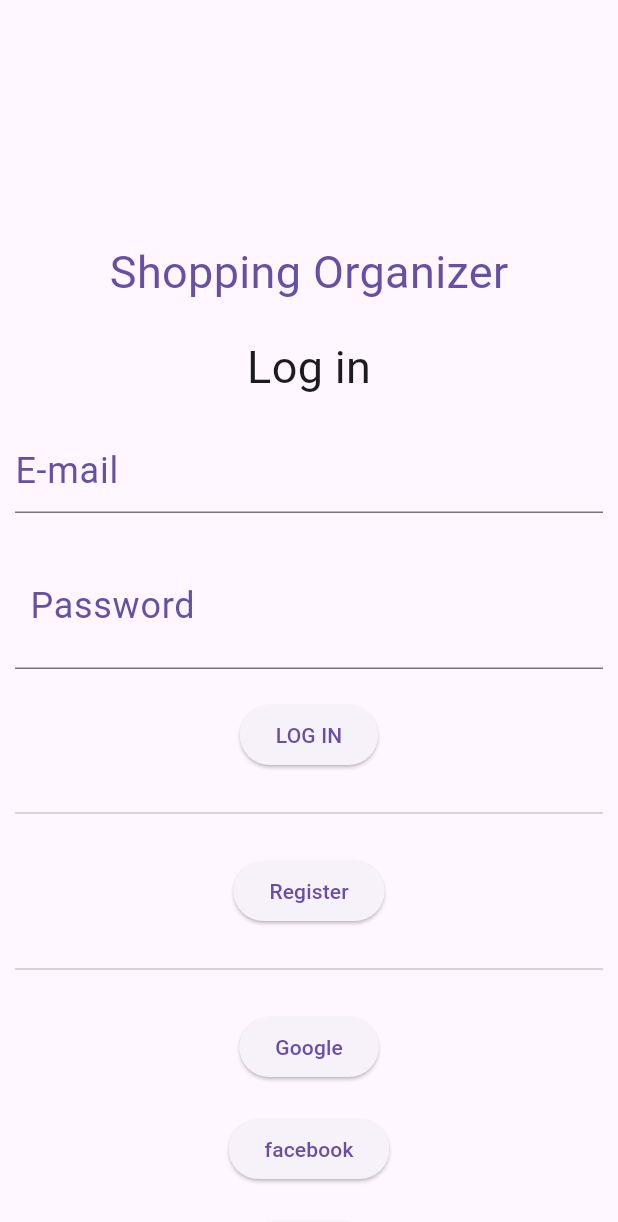
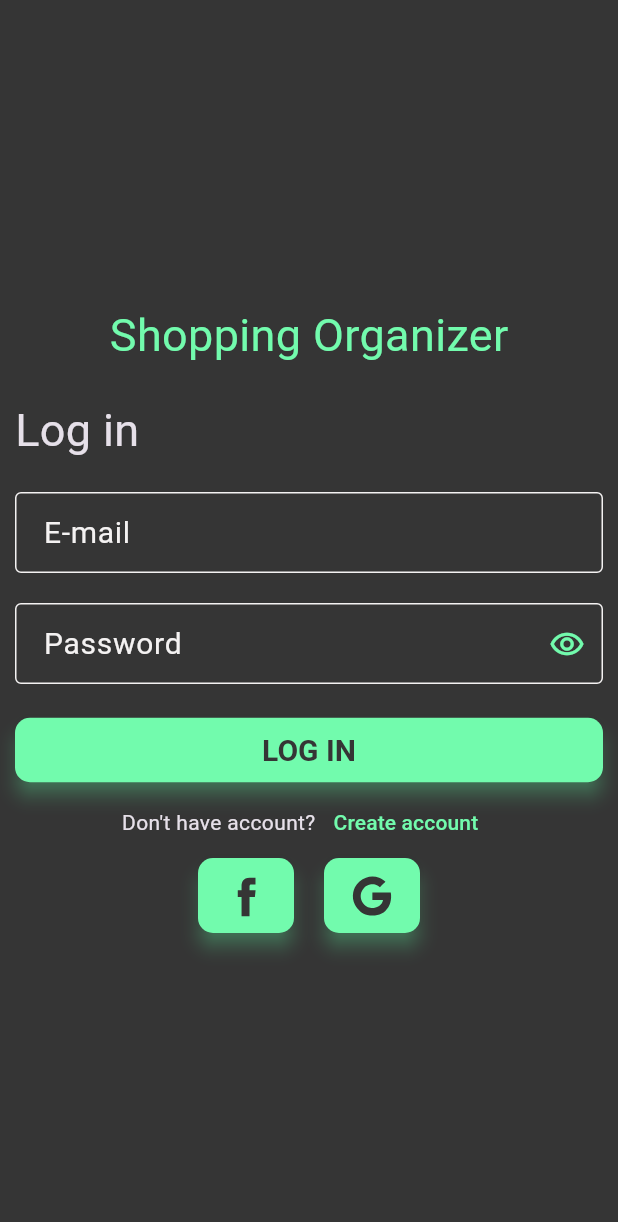
Before and after one commit to Dawid-Dlugosz/shopping_organizer, a Flutter app: the screen it shows after launch, on a phone screen of 412 x 824 dp. Shown: the top 1222 px of the screen. Run offline on Flutter 3.47's test engine with Material 3 defaults, Android fonts, the phone set to English and light mode, and no system bars; our stand-ins replace bloc, cloud_firestore, firebase_auth, firebase_core, firebase_messaging, firebase_storage and 9 more; accounts and stored records are empty; generated files the repository leaves out were written again.

Commit message:
new login UI

```diff
--- /dev/null
+++ b/lib/core/color_extension.dart
@@ -0,0 +1,28 @@
+import 'package:flutter/material.dart';
+
+class ColorExtension extends ThemeExtension<ColorExtension> {
+  ColorExtension({
+    required this.mainDark,
+    required this.textColor,
+    required this.accentColor,
+    required this.errorColor,
+  });
+
+  final Color mainDark;
+  final Color textColor;
+  final Color accentColor;
+  final Color errorColor;
+
+  @override
+  ThemeExtension<ColorExtension> copyWith() {
+    // TODO: implement copyWith
+    throw UnimplementedError();
+  }
+
+  @override
+  ThemeExtension<ColorExtension> lerp(
+      covariant ThemeExtension<ColorExtension>? other, double t) {
+    // TODO: implement lerp
+    throw UnimplementedError();
+  }
+}
--- /dev/null
+++ b/lib/core/custom_images.dart
@@ -0,0 +1,6 @@
+class CustomImages {
+  static String baseIconPath = 'assets/icons', baseImagePath = 'assets/images';
+
+  static String facebookIcon = '$baseIconPath/facebook_icon.svg',
+      googleIcon = '$baseIconPath/google_icon.svg';
+}
--- /dev/null
+++ b/lib/core/custom_theme.dart
@@ -0,0 +1,83 @@
+import 'package:flutter/material.dart';
+import 'package:shopping_organizer/core/color_extension.dart';
+
+class CustomTheme {
+  static final colorExtension = ColorExtension(
+    mainDark: const Color.fromARGB(255, 53, 53, 53),
+    textColor: const Color.fromARGB(255, 244, 242, 242),
+    accentColor: const Color.fromARGB(255, 114, 251, 173),
+    errorColor: const Color.fromARGB(255, 255, 84, 84),
+  );
+
+  static ThemeData themeData = ThemeData.dark().copyWith(
+    scaffoldBackgroundColor: colorExtension.mainDark,
+    extensions: [
+      colorExtension,
+    ],
+    inputDecorationTheme: InputDecorationTheme(
+      focusedErrorBorder: OutlineInputBorder(
+        borderSide: BorderSide(
+          color: colorExtension.errorColor,
+        ),
+      ),
+      focusedBorder: OutlineInputBorder(
+        borderSide: BorderSide(
+          color: colorExtension.accentColor,
+        ),
+      ),
+      errorBorder: OutlineInputBorder(
+        borderSide: BorderSide(
+          color: colorExtension.errorColor,
+        ),
+      ),
+      enabledBorder: OutlineInputBorder(
+        borderSide: BorderSide(
+          color: colorExtension.textColor,
+        ),
+      ),
+      floatingLabelStyle: TextStyle(
+        color: colorExtension.accentColor,
+      ),
+      contentPadding: const EdgeInsets.all(15),
+      labelStyle: TextStyle(
+        color: colorExtension.textColor,
+        fontSize: 20,
+      ),
+      errorStyle: TextStyle(
+        color: colorExtension.errorColor,
+      ),
+      fillColor: colorExtension.accentColor,
+    ),
+    iconButtonTheme: IconButtonThemeData(
+      style: ButtonStyle(
+        iconColor: WidgetStatePropertyAll(colorExtension.accentColor),
+      ),
+    ),
+    elevatedButtonTheme: ElevatedButtonThemeData(
+      style: ButtonStyle(
+        shape: WidgetStatePropertyAll(
+          RoundedRectangleBorder(borderRadius: BorderRadius.circular(10)),
+        ),
+        padding: const WidgetStatePropertyAll(
+          EdgeInsets.all(10),
+        ),
+        backgroundColor: WidgetStatePropertyAll(colorExtension.accentColor),
+        foregroundColor: WidgetStatePropertyAll(colorExtension.mainDark),
+        shadowColor: WidgetStatePropertyAll(colorExtension.accentColor),
+        elevation: const WidgetStatePropertyAll(5.0),
+        textStyle: WidgetStatePropertyAll(
+          TextStyle(
+            color: colorExtension.mainDark,
+            fontSize: 20,
+            fontWeight: FontWeight.w600,
+          ),
+        ),
+      ),
+    ),
+    textButtonTheme: TextButtonThemeData(
+      style: ButtonStyle(
+        foregroundColor: WidgetStatePropertyAll(colorExtension.accentColor),
+      ),
+    ),
+  );
+}
--- a/lib/features/auth/presentation/screen/login_page.dart
+++ b/lib/features/auth/presentation/screen/login_page.dart
@@ -3,15 +3,16 @@ import 'package:flutter/material.dart';
 import 'package:flutter_bloc/flutter_bloc.dart';
 import 'package:flutter_gen/gen_l10n/app_localizations.dart';
 import 'package:go_router/go_router.dart';
+import 'package:shopping_organizer/core/color_extension.dart';
 
 import 'package:shopping_organizer/core/go_router/route_names.dart';
 import 'package:shopping_organizer/features/auth/presentation/cubit/auth_cubit.dart';
 import 'package:shopping_organizer/features/auth/presentation/dialogs/auth_error_dialog.dart';
 import 'package:shopping_organizer/features/auth/presentation/utils/auth_cubit_utils.dart';
 import 'package:shopping_organizer/features/auth/presentation/widgets/custom_user_listener.dart';
-import 'package:shopping_organizer/features/auth/presentation/widgets/header.dart';
-import 'package:shopping_organizer/features/auth/presentation/widgets/login/login_content.dart';
-import 'package:shopping_organizer/features/auth/presentation/widgets/register/register_button.dart';
+import 'package:shopping_organizer/features/auth/presentation/widgets/header_text.dart';
+import 'package:shopping_organizer/features/auth/presentation/widgets/login/external_login.dart';
+import 'package:shopping_organizer/features/auth/presentation/widgets/login/login_form.dart';
 
 class LoginPage extends StatelessWidget {
   const LoginPage({super.key});
@@ -49,24 +50,37 @@ class LoginPage extends StatelessWidget {
                 padding: const EdgeInsets.all(10.0),
                 child: Column(
                   children: [
-                    const SizedBox(
-                      height: 150,
-                    ),
                     Text(
                       'Shopping Organizer',
                       style: TextStyle(
-                        color: Theme.of(context).primaryColor,
+                        color: Theme.of(context)
+                            .extension<ColorExtension>()!
+                            .accentColor,
                         fontSize: 30,
                       ),
                     ),
                     const SizedBox(height: 20),
-                    Header(title: AppLocalizations.of(context)!.logIn),
+                    HeaderText(
+                      title: AppLocalizations.of(context)!.logIn,
+                    ),
                     const SizedBox(height: 20),
-                    const LoginContent(),
-                    const SizedBox(height: 20),
-                    const Divider(),
-                    const SizedBox(height: 20),
-                    const RegisterButtons(),
+                    const LoginForm(),
+                    Row(
+                      mainAxisAlignment: MainAxisAlignment.center,
+                      children: [
+                        Text(
+                          AppLocalizations.of(context)!.notAccount,
+                        ),
+                        TextButton(
+                          onPressed: () =>
+                              context.push(RouteNames.registerScreen),
+                          child: Text(
+                            AppLocalizations.of(context)!.createAccount,
+                          ),
+                        )
+                      ],
+                    ),
+                    const ExternalLogin(),
                   ],
                 ),
               ),
--- a/lib/features/auth/presentation/screen/register_page.dart
+++ b/lib/features/auth/presentation/screen/register_page.dart
@@ -2,7 +2,8 @@ import 'package:flutter/material.dart';
 
 import 'package:flutter_gen/gen_l10n/app_localizations.dart';
 
-import 'package:shopping_organizer/features/auth/presentation/widgets/header.dart';
+import 'package:shopping_organizer/features/auth/presentation/widgets/header_text.dart';
+import 'package:shopping_organizer/features/auth/presentation/widgets/login/login_form.dart';
 import 'package:shopping_organizer/features/auth/presentation/widgets/register/register_content.dart';
 
 class RegisterPage extends StatelessWidget {
@@ -28,10 +29,7 @@ class RegisterPage extends StatelessWidget {
                 ),
               ),
               const SizedBox(height: 20),
-              Header(title: AppLocalizations.of(context)!.register),
-              const SizedBox(height: 20),
-              const Divider(),
-              const SizedBox(height: 20),
+              HeaderText(title: AppLocalizations.of(context)!.createAccount),
               const RegisterContent(),
             ],
           ),
--- a/lib/features/auth/presentation/widgets/header.dart
+++ /dev/null
@@ -1,16 +0,0 @@
-import 'package:flutter/material.dart';
-
-class Header extends StatelessWidget {
-  const Header({required this.title, super.key});
-  final String title;
-
-  @override
-  Widget build(BuildContext context) {
-    return Text(
-      title,
-      style: const TextStyle(
-        fontSize: 30,
-      ),
-    );
-  }
-}
--- /dev/null
+++ b/lib/features/auth/presentation/widgets/header_text.dart
@@ -0,0 +1,19 @@
+import 'package:flutter/material.dart';
+
+class HeaderText extends StatelessWidget {
+  const HeaderText({required this.title, super.key});
+  final String title;
+
+  @override
+  Widget build(BuildContext context) {
+    return Align(
+      alignment: Alignment.centerLeft,
+      child: Text(
+        title,
+        style: const TextStyle(
+          fontSize: 30,
+        ),
+      ),
+    );
+  }
+}
--- a/lib/features/auth/presentation/widgets/login/external_login.dart
+++ b/lib/features/auth/presentation/widgets/login/external_login.dart
@@ -1,25 +1,39 @@
 import 'package:flutter/material.dart';
+import 'package:flutter_svg/svg.dart';
+import 'package:shopping_organizer/core/color_extension.dart';
+import 'package:shopping_organizer/core/custom_images.dart';
 
 class ExternalLogin extends StatelessWidget {
   const ExternalLogin({super.key});
 
   @override
   Widget build(BuildContext context) {
-    return Column(
+    final colorFilter = ColorFilter.mode(
+      Theme.of(context).extension<ColorExtension>()!.mainDark,
+      BlendMode.srcIn,
+    );
+
+    return Row(
+      mainAxisAlignment: MainAxisAlignment.center,
       children: [
         ElevatedButton(
           onPressed: () {},
-          child: const Text('Google'),
+          child: SvgPicture.asset(
+            width: 30,
+            height: 30,
+            CustomImages.facebookIcon,
+            colorFilter: colorFilter,
+          ),
         ),
-        const SizedBox(height: 20),
+        const SizedBox(width: 20),
         ElevatedButton(
           onPressed: () {},
-          child: const Text('facebook'),
-        ),
-        const SizedBox(height: 20),
-        ElevatedButton(
-          onPressed: () {},
-          child: const Text('Apple'),
+          child: SvgPicture.asset(
+            width: 30,
+            height: 30,
+            CustomImages.googleIcon,
+            colorFilter: colorFilter,
+          ),
         ),
       ],
     );
--- a/lib/features/auth/presentation/widgets/login/login_content.dart
+++ b/lib/features/auth/presentation/widgets/login/login_form.dart
@@ -4,14 +4,14 @@ import 'package:flutter_bloc/flutter_bloc.dart';
 import 'package:flutter_gen/gen_l10n/app_localizations.dart';
 import 'package:shopping_organizer/features/auth/presentation/cubit/auth_cubit.dart';
 
-class LoginContent extends StatefulWidget {
-  const LoginContent({super.key});
+class LoginForm extends StatefulWidget {
+  const LoginForm({super.key});
 
   @override
-  State<LoginContent> createState() => _LoginContentState();
+  State<LoginForm> createState() => _LoginFormState();
 }
 
-class _LoginContentState extends State<LoginContent> {
+class _LoginFormState extends State<LoginForm> {
   late final TextEditingController _emailTextEditingController;
   late final TextEditingController _passwordTextEditingController;
   late final GlobalKey<FormState> _formKey;
@@ -55,16 +55,9 @@ class _LoginContentState extends State<LoginContent> {
               return null;
             },
             controller: _emailTextEditingController,
-            style: TextStyle(
-              color: Theme.of(context).primaryColor,
-            ),
             decoration: InputDecoration(
               label: Text(
                 AppLocalizations.of(context)!.email,
-                style: TextStyle(
-                  fontSize: 24,
-                  color: Theme.of(context).primaryColor,
-                ),
               ),
             ),
           ),
@@ -78,13 +71,9 @@ class _LoginContentState extends State<LoginContent> {
               return null;
             },
             controller: _passwordTextEditingController,
-            style: TextStyle(
-              color: Theme.of(context).primaryColor,
-            ),
             obscureText: _isObscureText,
             decoration: InputDecoration(
-              contentPadding: const EdgeInsets.all(10),
-              suffix: IconButton(
+              suffixIcon: IconButton(
                 icon: Icon(
                   _isObscureText
                       ? Icons.remove_red_eye_outlined
@@ -94,15 +83,13 @@ class _LoginContentState extends State<LoginContent> {
               ),
               label: Text(
                 AppLocalizations.of(context)!.password,
-                style: TextStyle(
-                  fontSize: 24,
-                  color: Theme.of(context).primaryColor,
-                ),
               ),
             ),
           ),
           const SizedBox(height: 20),
-          ElevatedButton(
+          SizedBox(
+            width: double.infinity,
+            child: ElevatedButton(
               onPressed: () {
                 if (_formKey.currentState!.validate()) {
                   context.read<AuthCubit>().signIn(
@@ -114,6 +101,7 @@ class _LoginContentState extends State<LoginContent> {
               child: Text(
                 AppLocalizations.of(context)!.logIn.toUpperCase(),
               ),
+            ),
           )
         ],
       ),
--- a/lib/features/auth/presentation/widgets/register/register_button.dart
+++ /dev/null
@@ -1,28 +0,0 @@
-import 'package:flutter/material.dart';
-import 'package:go_router/go_router.dart';
-import 'package:shopping_organizer/core/go_router/route_names.dart';
-
-import 'package:flutter_gen/gen_l10n/app_localizations.dart';
-import 'package:shopping_organizer/features/auth/presentation/widgets/login/external_login.dart';
-
-class RegisterButtons extends StatelessWidget {
-  const RegisterButtons({super.key});
-
-  @override
-  Widget build(BuildContext context) {
-    return Column(
-      children: [
-        ElevatedButton(
-          onPressed: () => context.push(RouteNames.registerScreen),
-          child: Text(
-            AppLocalizations.of(context)!.register,
-          ),
-        ),
-        const SizedBox(height: 20),
-        const Divider(),
-        const SizedBox(height: 20),
-        const ExternalLogin(),
-      ],
-    );
-  }
-}
--- a/lib/l10n/app_en.arb
+++ b/lib/l10n/app_en.arb
@@ -3,7 +3,8 @@
     "nickname": "Nickname",
     "logIn": "Log in",
     "password": "Password",
-    "register": "Register",
+    "createAccount": "Create account",
+    "notAccount": "Don't have account?",
     "email": "E-mail",
     "invalidEmail": "Invalid e-mail",
     "userDisabled": "Account disabled. \n Contact with us kontakt@doment",
--- a/lib/l10n/app_pl.arb
+++ b/lib/l10n/app_pl.arb
@@ -3,7 +3,8 @@
     "nickname": "Nazwa użytkownika",
     "logIn": "Zaloguj się",
     "password": "Hasło",
-    "register": "Rejestracja",
+    "createAccount": "Utwórz konto",
+    "notAccount": "Nie masz konta?",
     "email": "E-mail",
     "invalidEmail": "Nieprawidłowy typ e-mail",
     "userDisabled": "Konto dezaktywowane. \n Napisz na kontakt@doment",
--- a/lib/main.dart
+++ b/lib/main.dart
@@ -2,6 +2,7 @@ import 'package:flutter/material.dart';
 
 import 'package:firebase_core/firebase_core.dart';
 import 'package:flutter_gen/gen_l10n/app_localizations.dart';
+import 'package:shopping_organizer/core/custom_theme.dart';
 
 import 'package:shopping_organizer/core/go_router/custom_router_config.dart';
 import 'package:shopping_organizer/core/widgets/custom_multi_bloc_provider.dart';
@@ -25,7 +26,7 @@ class MyApp extends StatelessWidget {
     return CustomMultiBlocProvider(
       child: MaterialApp.router(
         title: 'Flutter Demo',
-        theme: ThemeData.light(),
+        theme: CustomTheme.themeData,
         localizationsDelegates: AppLocalizations.localizationsDelegates,
         supportedLocales: AppLocalizations.supportedLocales,
         routerConfig: CustomRouter.routers,
```
Also changed, not shown: pubspec.yaml (+6 -3 lines), assets/icons/facebook_icon.svg (added), assets/icons/google_icon.svg (added), pubspec.lock. Lines whose indentation alone changed are shown as unchanged.
